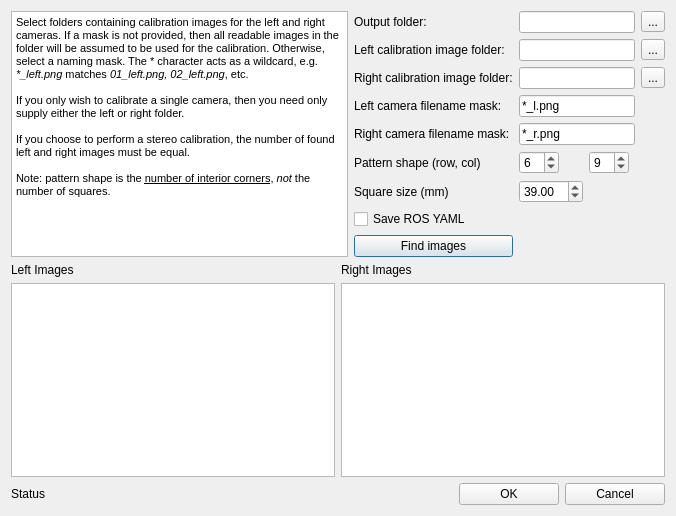
This is src/calibrate/calibratefromimagesdialog.ui in i3drobotics/stereo-vision-toolkit as Qt 5 draws it before an edit. The edited form follows.
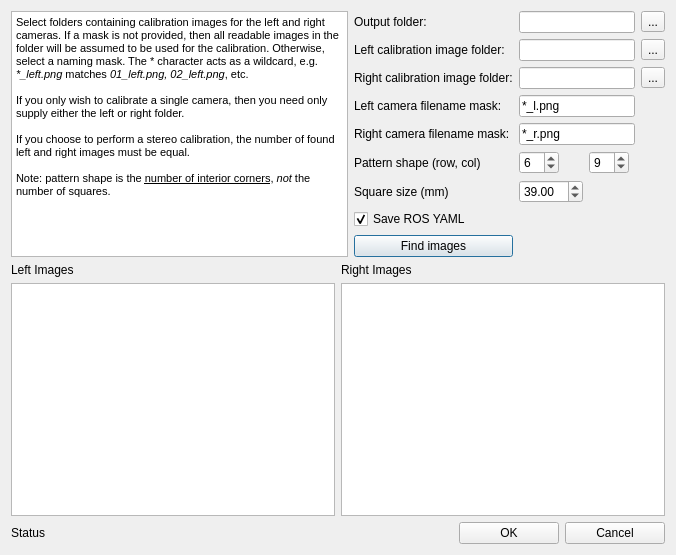
This is the edited form.

The edit to the form file:
```diff
--- a/src/calibrate/calibratefromimagesdialog.ui
+++ b/src/calibrate/calibratefromimagesdialog.ui
@@ -7,7 +7,7 @@
     <x>0</x>
     <y>0</y>
     <width>676</width>
-    <height>516</height>
+    <height>555</height>
    </rect>
   </property>
   <property name="sizePolicy">
@@ -248,6 +248,9 @@
        <property name="text">
         <string>Save ROS YAML</string>
        </property>
+       <property name="checked">
+        <bool>true</bool>
+       </property>
       </widget>
      </item>
     </layout>
```
Left out of the diff: 16 changed lines with no effect on the pictures.
